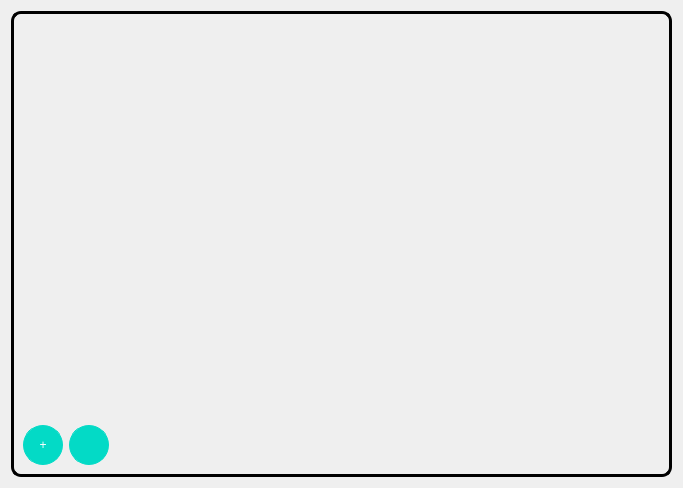
Qt form ui/group.ui (MarwanMagdy0/VoiceNote) before a commit.
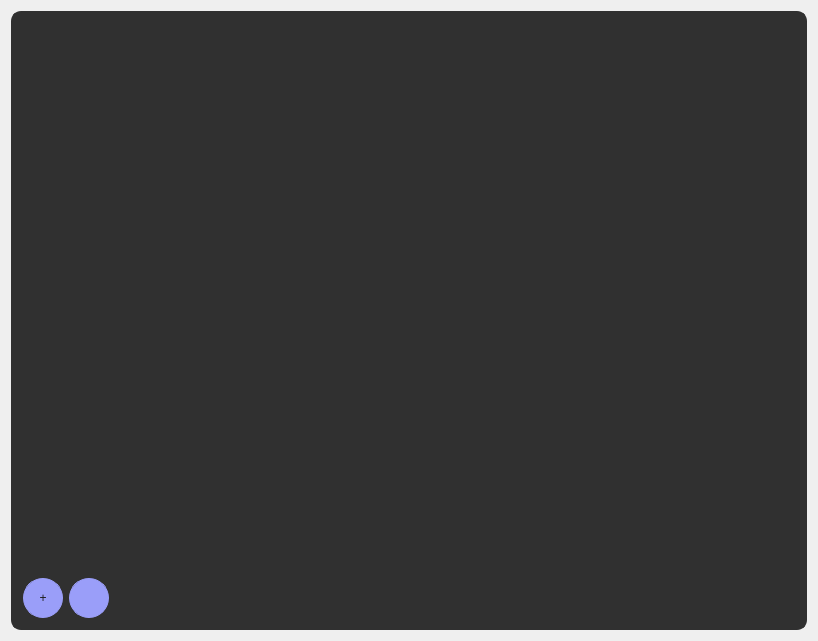
The same form after that commit. Icons and pictures are not drawn.

```diff
--- a/ui/group.ui
+++ b/ui/group.ui
@@ -6,8 +6,8 @@
    <rect>
     <x>0</x>
     <y>0</y>
-    <width>683</width>
-    <height>488</height>
+    <width>818</width>
+    <height>641</height>
    </rect>
   </property>
   <property name="windowTitle">
@@ -21,16 +21,17 @@
     <widget class="QFrame" name="frame">
      <property name="styleSheet">
       <string notr="true">* {
-border: 3px solid #000000;
+	background-color: rgb(48, 48, 48);
+border: 3px solid #303030;
 border-radius: 10px;
-padding:px;
+
 }
 
 
 QPushButton {
 	font: 63 20pt &quot;JetBrains Mono NL SemiBold&quot;;
-background-color: #03DAC6;
-border: 1px solid #03DAC6;
+background-color: #9a9ef9;
+border: 1px solid #9a9ef9;
 border-radius: 20px;
 color: #FFFFFF;
 }
@@ -137,30 +138,7 @@
            </size>
           </property>
           <property name="styleSheet">
-           <string notr="true">QPushButton {
-	font: 63 20pt &quot;JetBrains Mono NL SemiBold&quot;;
-background-color: #03DAC6;
-border: 1px solid #03DAC6;
-border-radius: 20px;
-color: #FFFFFF;
-}
-QPushButton:hover {
-    border-radius:20px;
-	
-	background-color: rgb(28, 77, 255);
-    color: white;
-}
-
-QPushButton:disabled {
-    background-color: gray;
-    color: white;
-}
-
-QPushButton:pressed {
-    
-	background-color: rgb(85, 0, 255);
-    color: white;
-}</string>
+           <string notr="true">color: rgb(30, 30, 30);</string>
           </property>
           <property name="text">
            <string>+</string>
```
Left out of the diff: 10 changed lines with no effect on the pictures.
